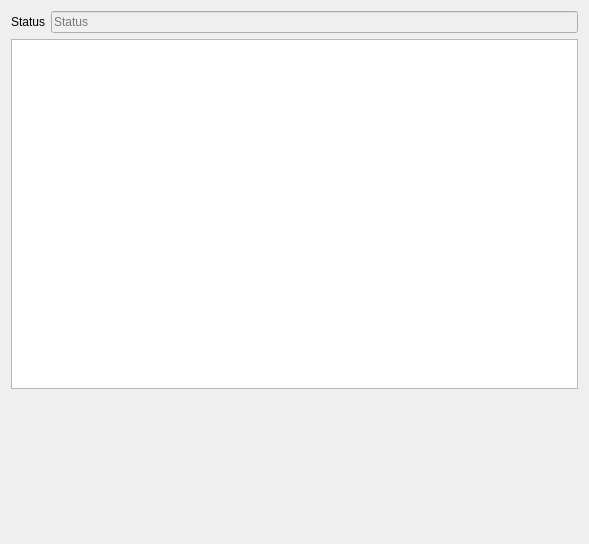
This is linuxnano/views/DeviceEditor.ui in wrightsh/LinuxNano as Qt 5 draws it before an edit. The edited form follows.
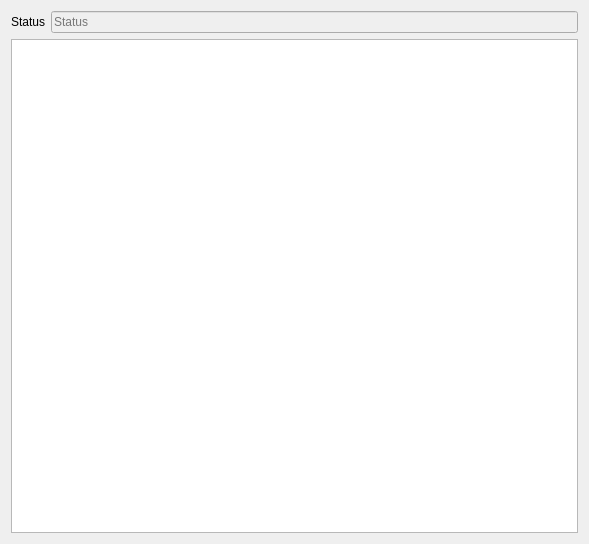
This is the edited form. Custom widgets are drawn as their Qt base class.

Patch:
```diff
--- a/linuxnano/views/DeviceEditor.ui
+++ b/linuxnano/views/DeviceEditor.ui
@@ -41,7 +41,7 @@
    <item>
     <widget class="DeviceStateTableView" name="ui_device_state_table">
      <property name="sizePolicy">
-      <sizepolicy hsizetype="Expanding" vsizetype="Maximum">
+      <sizepolicy hsizetype="Expanding" vsizetype="MinimumExpanding">
        <horstretch>0</horstretch>
        <verstretch>0</verstretch>
       </sizepolicy>
@@ -49,24 +49,11 @@
      <property name="minimumSize">
       <size>
        <width>0</width>
-       <height>350</height>
+       <height>0</height>
       </size>
      </property>
     </widget>
    </item>
-   <item>
-    <spacer name="verticalSpacer">
-     <property name="orientation">
-      <enum>Qt::Vertical</enum>
-     </property>
-     <property name="sizeHint" stdset="0">
-      <size>
-       <width>20</width>
-       <height>271</height>
-      </size>
-     </property>
-    </spacer>
-   </item>
   </layout>
  </widget>
  <customwidgets>
```
